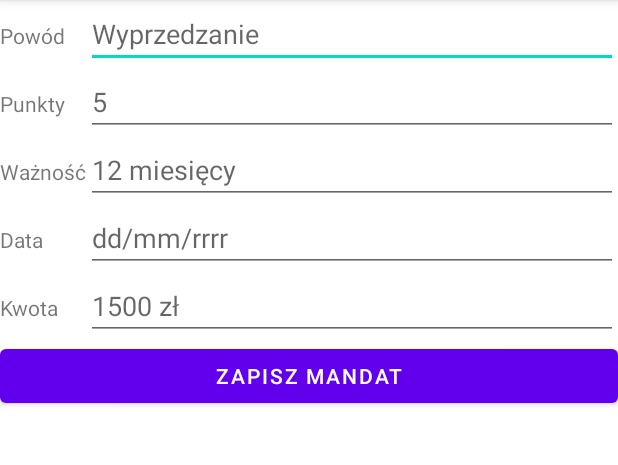
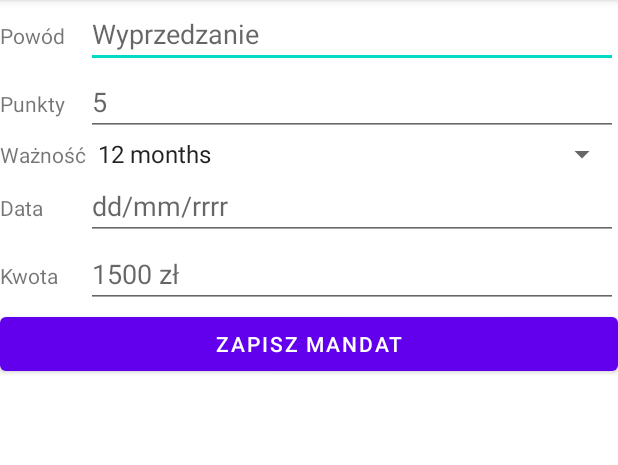
Before and after one commit to radektomczyk/VMS-Assistant, an Android app: the fragment AddTicketFragment shown on its own in the app's theme, on a phone screen of 412 x 824 dp, the part 84-549 px from its top. Run offline under Robolectric (Android 15) with nearby library versions, the phone set to English and light mode, and no system bars.

Commit message:
Finished ticket form

```diff
--- a/app/src/main/java/com/example/vmsv3/ui/add_ticket/AddTicketFragment.java
+++ b/app/src/main/java/com/example/vmsv3/ui/add_ticket/AddTicketFragment.java
@@ -8,8 +8,10 @@ import android.util.Log;
 import android.view.LayoutInflater;
 import android.view.View;
 import android.view.ViewGroup;
+import android.widget.ArrayAdapter;
 import android.widget.Button;
 import android.widget.EditText;
+import android.widget.Spinner;
 import android.widget.Toast;
 
 import androidx.fragment.app.Fragment;
@@ -38,7 +40,7 @@ public class AddTicketFragment extends Fragment {
     private ApiService apiService;
     private EditText reasonEditText;
     private EditText penaltyPointsEditText;
-    private EditText durationEditText;
+    private Spinner ticketDurationSpinner;
     private EditText dateEditText;
     private EditText costEditText;
     private Button button;
@@ -54,8 +56,14 @@ public class AddTicketFragment extends Fragment {
 
         reasonEditText = root.findViewById(R.id.ticketNameEditText);
         penaltyPointsEditText = root.findViewById(R.id.penaltyPointsEditText);
-        durationEditText = root.findViewById(R.id.ticketDurationEditText);
-        dateEditText = root.findViewById(R.id.ticketDateEditText);
+        ticketDurationSpinner = root.findViewById(R.id.ticketDurationSpinner);
+        String[] ticketDurationArray = getResources().getStringArray(R.array.ticketDurationArray);
+        ArrayAdapter<String> spinnerAdapter = new ArrayAdapter<>(
+                requireContext(),
+                android.R.layout.simple_spinner_item,
+                ticketDurationArray);
+        spinnerAdapter.setDropDownViewResource(android.R.layout.simple_spinner_dropdown_item);
+        ticketDurationSpinner.setAdapter(spinnerAdapter);        dateEditText = root.findViewById(R.id.ticketDateEditText);
         costEditText = root.findViewById(R.id.ticketAmountEditText);
         button = root.findViewById(R.id.saveTicketButton);
 
@@ -80,7 +88,7 @@ public class AddTicketFragment extends Fragment {
                 TicketDto ticket = new TicketDto();
                 ticket.setReason(reasonEditText.getText().toString());
                 ticket.setPenaltyPoints(parseEditTextToInt(penaltyPointsEditText));
-                ticket.setValidityMonths(parseEditTextToInt(durationEditText));
+                ticket.setValidityMonths(parseSpinnerSelectionToValue(ticketDurationSpinner)); // Use the Spinner value
                 ticket.setReceiveDate(parseDateEditText());
                 ticket.setAmount((int) Double.parseDouble(costEditText.getText().toString()));
 
@@ -117,7 +125,7 @@ public class AddTicketFragment extends Fragment {
     private boolean validateFields() {
         return !reasonEditText.getText().toString().isEmpty() &&
                 !penaltyPointsEditText.getText().toString().isEmpty() &&
-                !durationEditText.getText().toString().isEmpty() &&
+                isValidSpinnerSelection(ticketDurationSpinner) &&
                 !dateEditText.getText().toString().isEmpty() &&
                 !costEditText.getText().toString().isEmpty();
     }
@@ -154,6 +162,24 @@ public class AddTicketFragment extends Fragment {
         }
     }
 
+    private boolean isValidSpinnerSelection(Spinner spinner) {
+        return spinner.getSelectedItem() != null && !spinner.getSelectedItem().toString().isEmpty();
+    }
+
+    private int parseSpinnerSelectionToValue(Spinner spinner) {
+        String selectedOption = spinner.getSelectedItem().toString();
+
+        // Add logic to map the selected option to the corresponding numeric value
+        switch (selectedOption) {
+            case "12 months":
+                return 12;
+            case "24 months":
+                return 24;
+            default:
+                return 0; // Default value if the selected option is not recognized
+        }
+    }
+
     private boolean isValidDate(Date inputDate) {
         // Check if the input date is not further from today's date
         Date currentDate = new Date();
@@ -186,7 +212,7 @@ public class AddTicketFragment extends Fragment {
     public void emptyFields(){
         reasonEditText.setText(null);
         penaltyPointsEditText.setText(null);
-        durationEditText.setText(null);
+        ticketDurationSpinner.setSelection(0);
         dateEditText.setText(null);
         costEditText.setText(null);
     }
--- a/app/src/main/res/layout/fragment_add_ticket.xml
+++ b/app/src/main/res/layout/fragment_add_ticket.xml
@@ -63,15 +63,11 @@
                 android:layout_height="wrap_content"
                 android:text="Ważność">
             </TextView>
-            <EditText
-                android:id="@+id/ticketDurationEditText"
+            <Spinner
+                android:id="@+id/ticketDurationSpinner"
                 android:layout_width="wrap_content"
                 android:layout_height="wrap_content"
-                android:layout_span="2"
-                android:ems="10"
-                android:hint="12 miesięcy"
-                android:inputType="number">
-            </EditText>
+                android:layout_span="2"/>
         </TableRow>
         <TableRow
             android:layout_width="match_parent"
--- a/app/src/main/res/values/strings.xml
+++ b/app/src/main/res/values/strings.xml
@@ -28,5 +28,9 @@
         <item>LPG</item>
         <item>Inne</item>
     </string-array>
+    <string-array name="ticketDurationArray">
+        <item>12 months</item>
+        <item>24 months</item>
+    </string-array>
 
 </resources>
```
